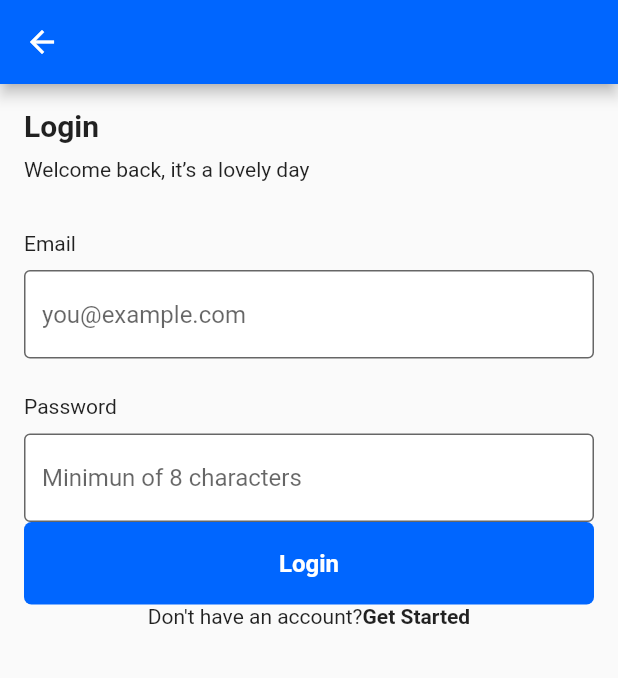
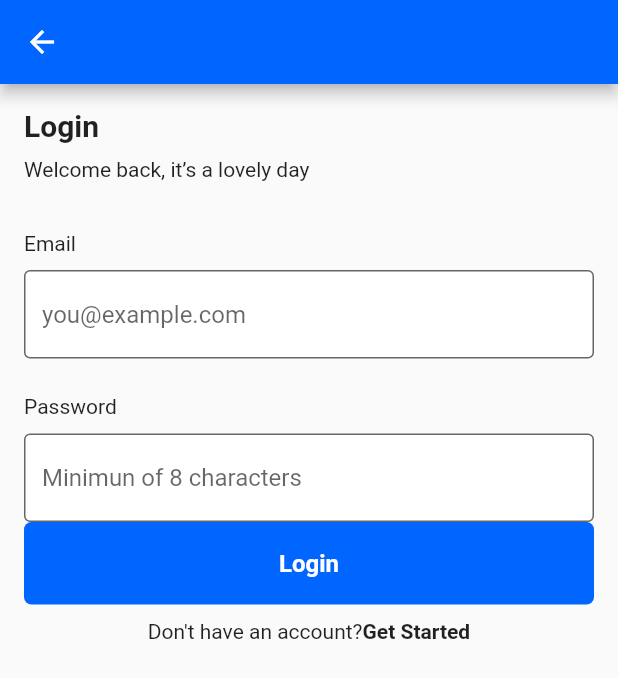
Before and after one commit to Allename/Sylar, a Flutter app: the screen it shows after launch, after a tap on "Login", on a phone screen of 412 x 824 dp. Shown: the top 678 px of the screen. Run offline on Flutter 3.47's test engine with Material 2 defaults, Android fonts, the phone set to English and light mode, and no system bars.

Commit message:
feat: update

```diff
--- a/lib/screens/onboarding/login.dart
+++ b/lib/screens/onboarding/login.dart
@@ -63,6 +63,7 @@ class Login extends StatelessWidget {
                     ),
                   ),
                   Button(text: 'Login', press: () {}),
+                  const SizedBox(height: 10.0),
                   Row(
                     mainAxisAlignment: MainAxisAlignment.center,
                     children: <Widget> [
```
